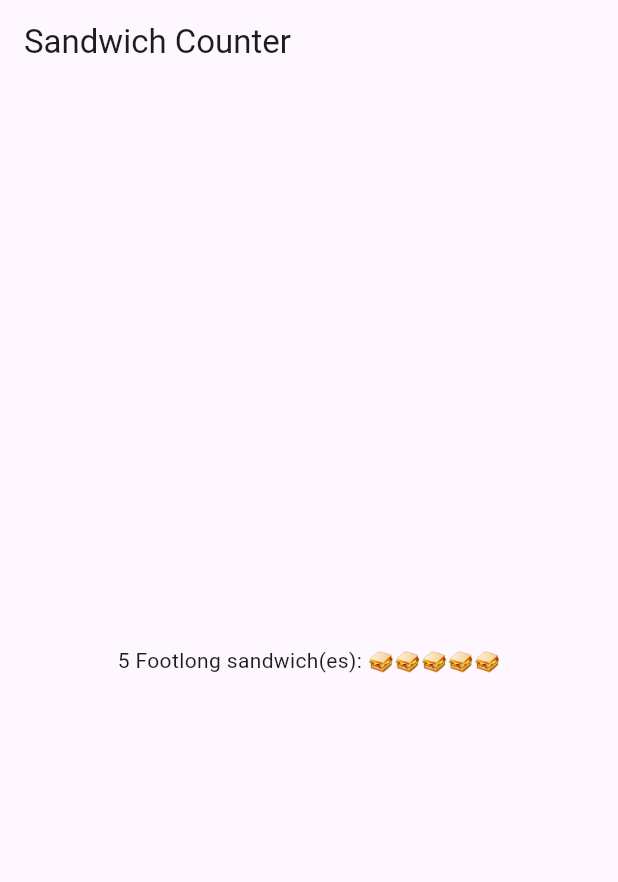
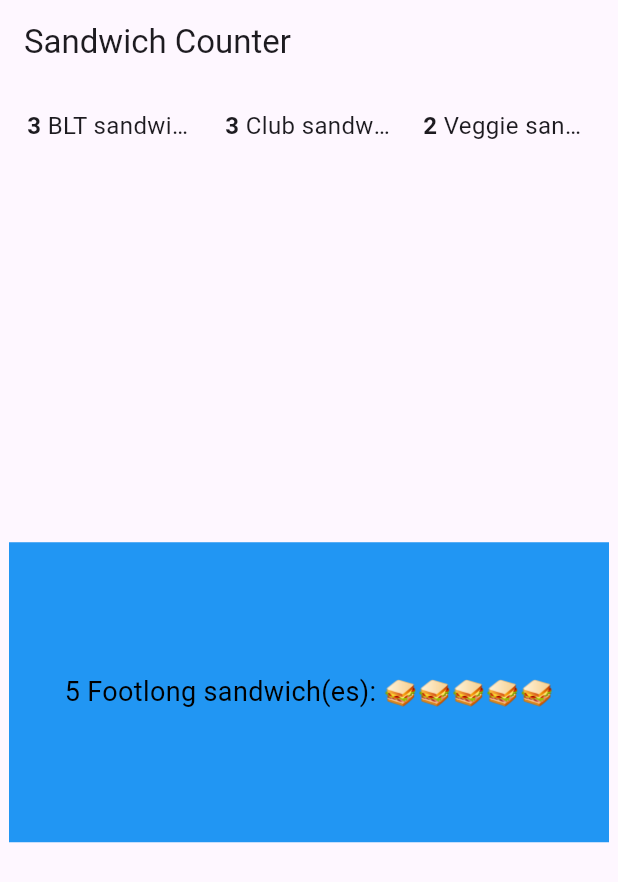
Before and after one commit to sd7n/sandwich_shop, a Flutter app: the screen it shows after launch, on a phone screen of 412 x 824 dp. Shown: the top 882 px of the screen. Run offline on Flutter 3.47's test engine with Material 3 defaults, Android fonts, the phone set to English and light mode, and no system bars.

Commit message:
Wrap OrderItemDisplay in Container

```diff
--- a/lib/main.dart
+++ b/lib/main.dart
@@ -1,10 +1,10 @@
 import 'package:flutter/material.dart';
 
 void main() {
-  // runApp(const MyApp());
   runApp(const App());
 }
 
+// Main App
 class App extends StatelessWidget {
   const App({super.key});
 
@@ -14,8 +14,28 @@ class App extends StatelessWidget {
       title: 'Sandwich Shop App',
       home: Scaffold(
         appBar: AppBar(title: const Text('Sandwich Counter')),
-        body: const Center(
-          child: OrderItemDisplay(5, 'Footlong'),
+        body: const Column(
+          children: [
+            Padding(
+              padding: EdgeInsets.only(top: 12.0, left: 12.0, right: 12.0),
+              child: Row(
+                mainAxisAlignment: MainAxisAlignment.spaceBetween,
+                children: [
+                  Expanded(child: OrderCompactDisplay(3, 'BLT sandwich(es)')),
+                  SizedBox(width: 8),
+                  Expanded(child: OrderCompactDisplay(3, 'Club sandwich(es)')),
+                  SizedBox(width: 8),
+                  Expanded(
+                      child: OrderCompactDisplay(2, 'Veggie sandwich(es)')),
+                ],
+              ),
+            ),
+            Expanded(
+              child: Center(
+                child: OrderItemDisplay(5, 'Footlong'),
+              ),
+            ),
+          ],
         ),
       ),
     );
@@ -30,40 +50,73 @@ class OrderItemDisplay extends StatelessWidget {
 
   @override
   Widget build(BuildContext context) {
-    return Text('$quantity $itemType sandwich(es): ${'🥪' * quantity}');
+    return Container(
+      width: 400,
+      height: 200,
+      color: Colors.blue,
+      alignment: Alignment.center,
+      child: Text(
+        '$quantity $itemType sandwich(es): ${List.filled(quantity, '🥪').join()}',
+        style: const TextStyle(color: Colors.black, fontSize: 18),
+        maxLines: 1,
+        overflow: TextOverflow.ellipsis,
+      ),
+    );
   }
 }
 
+// Compact display for top row
+class OrderCompactDisplay extends StatelessWidget {
+  final String itemType;
+  final int quantity;
+
+  const OrderCompactDisplay(this.quantity, this.itemType, {super.key});
+
+  @override
+  Widget build(BuildContext context) {
+    return Padding(
+      padding: const EdgeInsets.symmetric(horizontal: 6.0, vertical: 4.0),
+      child: Row(
+        mainAxisAlignment: MainAxisAlignment.start,
+        children: [
+          // Quantity first
+          Text(
+            '$quantity ',
+            style: const TextStyle(fontWeight: FontWeight.bold, fontSize: 16),
+          ),
+          // Sandwich name and emoji together
+          Expanded(
+            child: Text(
+              '$itemType ${List.filled(quantity, '🥪').join()}',
+              style: const TextStyle(fontSize: 16),
+              maxLines: 1,
+              overflow: TextOverflow.ellipsis,
+            ),
+          ),
+        ],
+      ),
+    );
+  }
+}
+
+// Example leftover template widgets (you can remove if not needed)
 class MyApp extends StatelessWidget {
   const MyApp({super.key});
 
-  // This widget is the root of your application.
   @override
   Widget build(BuildContext context) {
     return MaterialApp(
       title: 'Sandwich Shop App',
-      home: Scaffold(
-        appBar: AppBar(title: const Text('Sandwich Counter')),
-        body: const Center(
-          child: Text('Welcome to the Sandwich Shop!'),
-        ),
+      theme: ThemeData(
+        colorScheme: ColorScheme.fromSeed(seedColor: Colors.green),
       ),
+      home: const MyHomePage(title: 'My Sandwich Shop'),
     );
   }
 }
 
 class MyHomePage extends StatefulWidget {
   const MyHomePage({super.key, required this.title});
-
-  // This widget is the home page of your application. It is stateful, meaning
-  // that it has a State object (defined below) that contains fields that affect
-  // how it looks.
-
-  // This class is the configuration for the state. It holds the values (in this
-  // case the title) provided by the parent (in this case the App widget) and
-  // used by the build method of the State. Fields in a Widget subclass are
-  // always marked "final".
-
   final String title;
 
   @override
@@ -71,32 +124,19 @@ class MyHomePage extends StatefulWidget {
 }
 
 class _MyHomePageState extends State<MyHomePage> {
+  int _counter = 0;
+
   void _incrementCounter() {
     setState(() {
-      // This call to setState tells the Flutter framework that something has
-      // changed in this State, which causes it to rerun the build method below
-      // so that the display can reflect the updated values. If we changed
-      // _counter without calling setState(), then the build method would not be
-      // called again, and so nothing would appear to happen.
+      _counter++;
     });
   }
 
   @override
   Widget build(BuildContext context) {
-    // This method is rerun every time setState is called, for instance as done
-    // by the _incrementCounter method above.
-    //
-    // The Flutter framework has been optimized to make rerunning build methods
-    // fast, so that you can just rebuild anything that needs updating rather
-    // than having to individually change instances of widgets.
     return Scaffold(
       appBar: AppBar(
-        // TRY THIS: Try changing the color here to a specific color (to
-        // Colors.amber, perhaps?) and trigger a hot reload to see the AppBar
-        // change color while the other colors stay the same.
         backgroundColor: Theme.of(context).colorScheme.inversePrimary,
-        // Here we take the value from the MyHomePage object that was created by
-        // the App.build method, and use it to set our appbar title.
         title: Text(widget.title),
       ),
       body: const Center(
@@ -107,7 +147,7 @@ class _MyHomePageState extends State<MyHomePage> {
               'Welcome to my shop!',
               style: TextStyle(
                 fontSize: 24,
-                color: Colors.blueAccent,
+                color: Colors.green,
                 fontWeight: FontWeight.bold,
               ),
             ),
@@ -118,7 +158,7 @@ class _MyHomePageState extends State<MyHomePage> {
         onPressed: _incrementCounter,
         tooltip: 'Increment',
         child: const Icon(Icons.add),
-      ), // This trailing comma makes auto-formatting nicer for build methods.
+      ),
     );
   }
 }
```
